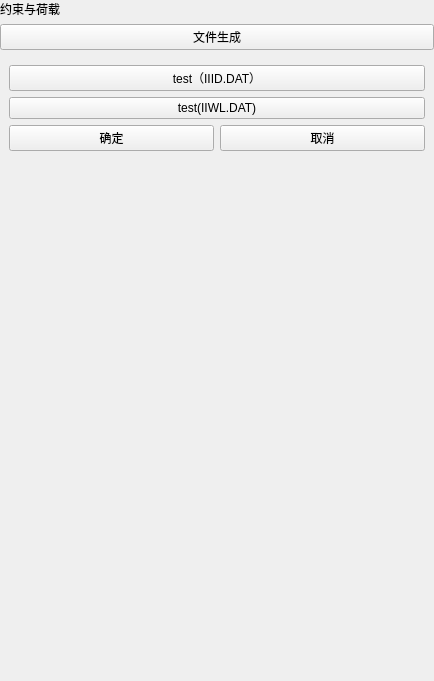
asd977/base_cae, file plugins/Base_PhysicalField/PhysicalFieldSettingWidget.ui: the form before one commit.
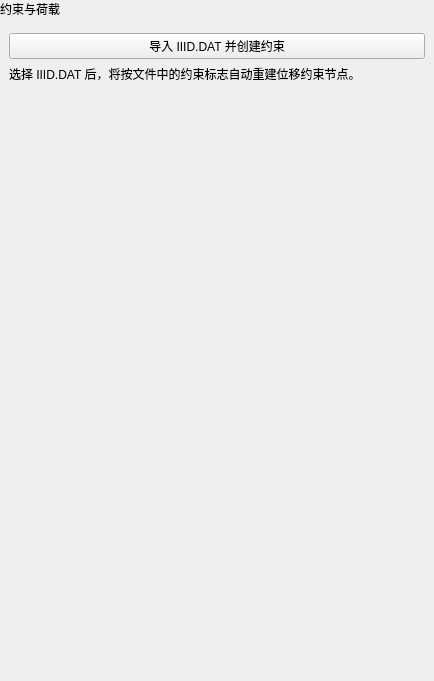
The form after the commit.

Commit message: Add IIID import for displacement constraints

Patch:
```diff
--- a/plugins/Base_PhysicalField/PhysicalFieldSettingWidget.ui
+++ b/plugins/Base_PhysicalField/PhysicalFieldSettingWidget.ui
@@ -36,54 +36,26 @@
      </property>
     </widget>
    </item>
-   <item>
-    <widget class="QPushButton" name="pushButton">
-     <property name="sizePolicy">
-      <sizepolicy hsizetype="Ignored" vsizetype="Fixed">
-       <horstretch>0</horstretch>
-       <verstretch>0</verstretch>
-      </sizepolicy>
-     </property>
-     <property name="text">
-      <string>文件生成</string>
-     </property>
-    </widget>
-   </item>
    <item>
     <widget class="QWidget" name="contentWidget" native="true">
      <layout class="QVBoxLayout" name="contentLayout">
       <item>
        <widget class="QPushButton" name="testPushButton">
         <property name="text">
-         <string>test（IIID.DAT）</string>
+         <string>导入 IIID.DAT 并创建约束</string>
         </property>
        </widget>
       </item>
       <item>
-       <widget class="QPushButton" name="dataPushButton">
+       <widget class="QLabel" name="importHintLabel">
         <property name="text">
-         <string>test(IIWL.DAT)</string>
+         <string>选择 IIID.DAT 后，将按文件中的约束标志自动重建位移约束节点。</string>
         </property>
+        <property name="wordWrap">
+         <bool>true</bool>
+        </property>
        </widget>
       </item>
-      <item>
-       <layout class="QHBoxLayout" name="horizontalLayoutButtons">
-        <item>
-         <widget class="QPushButton" name="buttonOk">
-          <property name="text">
-           <string>确定</string>
-          </property>
-         </widget>
-        </item>
-        <item>
-         <widget class="QPushButton" name="buttonCancel">
-          <property name="text">
-           <string>取消</string>
-          </property>
-         </widget>
-        </item>
-       </layout>
-      </item>
      </layout>
     </widget>
    </item>
```
Left out of the diff: 2 changed lines with no effect on the pictures. The commit also changes 5 other files.
